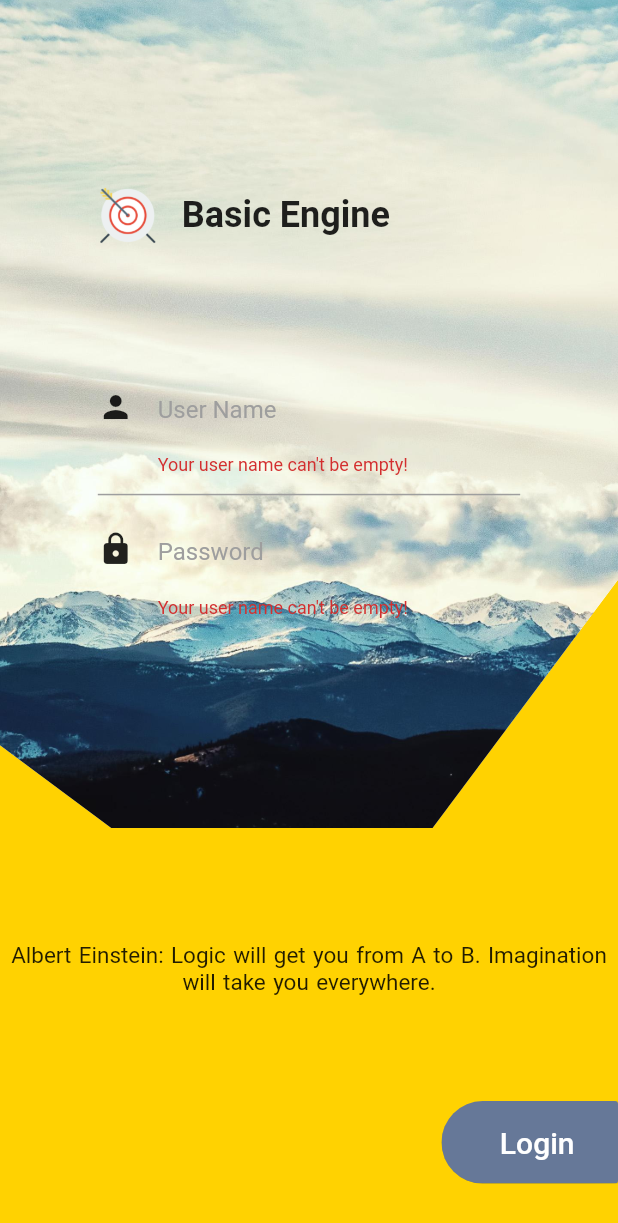
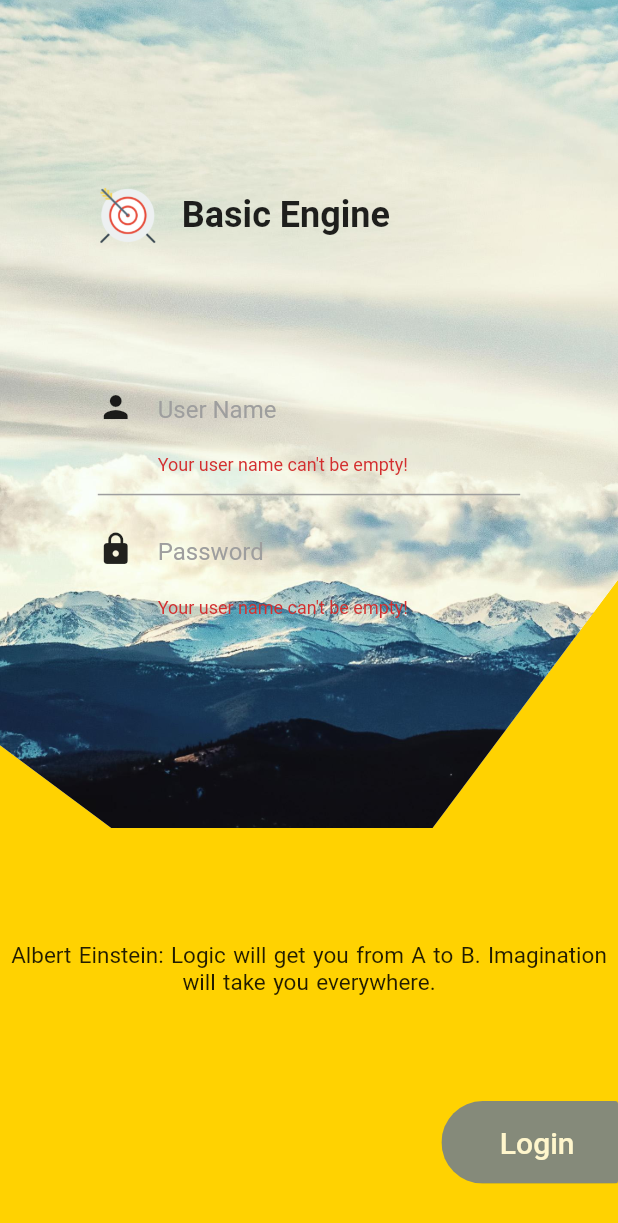
Before and after one commit to HunterVillage/basic_engine, a Flutter app: the screen it shows after launch, after a tap on "Login", on a phone screen of 412 x 824 dp. Shown: the top 1223 px of the screen. Run offline on Flutter 3.47's test engine with Material 2 defaults, Android fonts, the phone set to English and light mode, and no system bars; our stand-ins replace dio, shared_preferences; accounts and stored records are empty; Roboto replaces fonts that are missing (shouji).

Commit message:
login button control.

```diff
--- a/lib/login/login_page.dart
+++ b/lib/login/login_page.dart
@@ -37,6 +37,8 @@ class LoginPageState extends State<LoginPage> with SingleTickerProviderStateMixi
 
   String _userName;
   String _password;
+
+  bool _buttonDisabled = false;
 
   @override
   initState() {
@@ -149,14 +151,18 @@ class LoginPageState extends State<LoginPage> with SingleTickerProviderStateMixi
     return Transform(
       transform: Matrix4.translationValues(enterAnimation.translation.value * 200, enterAnimation.translation.value * 20, 0.0),
       child: ForwardButton(
+        disabled: _buttonDisabled,
         onPressed: () async {
+          this.setState(() => _buttonDisabled = true);
           bool validate = _formKey.currentState.validate();
           if (validate) {
             _formKey.currentState.save();
             bool success = await LoginRequest.getInstance().login(context, _userName, _password);
-            if(success){
+            if (success) {
               await animationController.reverse();
               app.navigatorKey.currentState.pushNamedAndRemoveUntil('homePage', (route) => route == null);
+            } else {
+              this.setState(() => _buttonDisabled = false);
             }
           }
         },
@@ -197,7 +203,7 @@ class LoginPageState extends State<LoginPage> with SingleTickerProviderStateMixi
     );
   }
 
-  Widget _transBottomView(Size size, TextTheme textTheme,context) {
+  Widget _transBottomView(Size size, TextTheme textTheme, context) {
     return Padding(
       padding: EdgeInsets.only(top: size.height * 0.72),
       child: Container(
--- a/lib/login/widgets/forward_button.dart
+++ b/lib/login/widgets/forward_button.dart
@@ -4,25 +4,30 @@ import 'package:flutter/material.dart';
 class ForwardButton extends StatelessWidget {
   final VoidCallback onPressed;
   final String label;
+  final bool disabled;
 
-  ForwardButton({this.onPressed, this.label});
+  ForwardButton({this.onPressed, this.label, this.disabled = false});
 
   @override
   Widget build(BuildContext context) {
     return ClipRRect(
       borderRadius: BorderRadius.horizontal(left: Radius.circular(50.0)),
-      child: new MaterialButton(
+      child: Opacity(
+        opacity: disabled ? 0.8 : 1,
+        child: MaterialButton(
           elevation: 12.0,
           minWidth: 70.0,
           color: Color(getColorHexFromStr('#667898')),
-          onPressed: onPressed,
+          onPressed: disabled ? () {} : onPressed,
           child: Padding(
             padding: const EdgeInsets.symmetric(vertical: 16.0, horizontal: 8),
             child: Text(
               label,
               style: Theme.of(context).textTheme.title.copyWith(color: Colors.white),
             ),
-          )),
+          ),
+        ),
+      ),
     );
   }
 }
```
Also changed, not shown: 1 other file.
